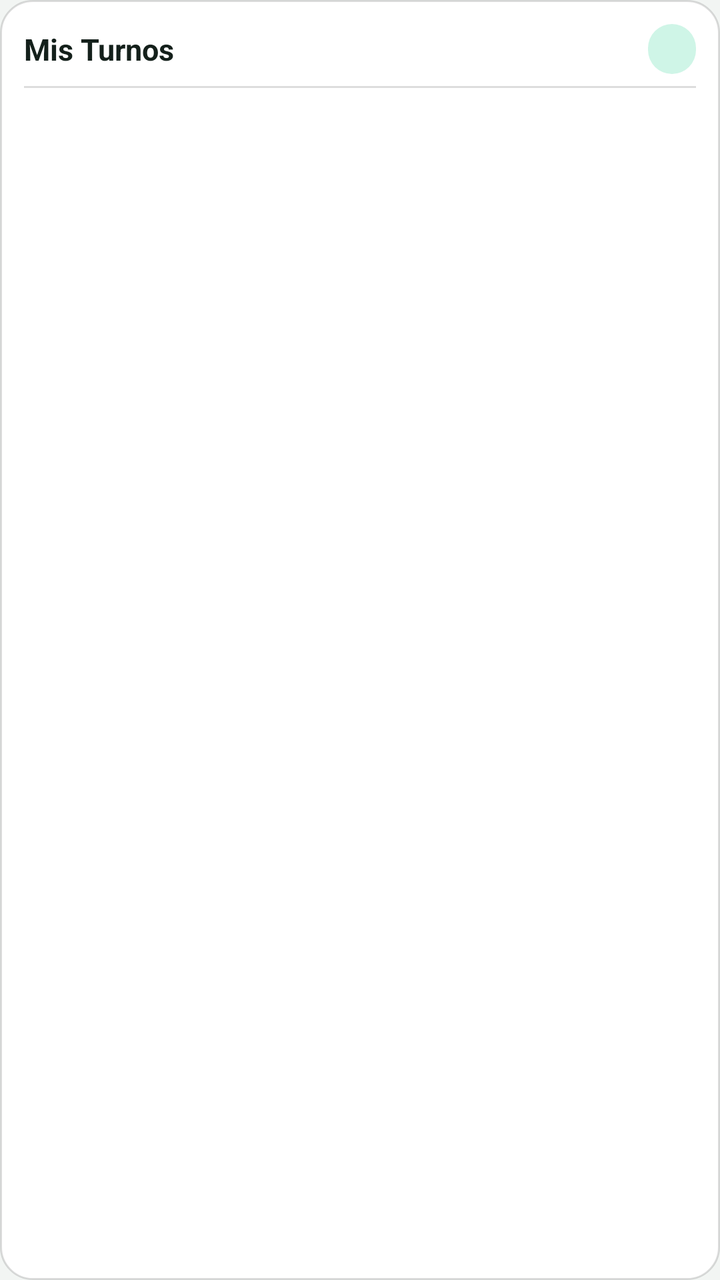
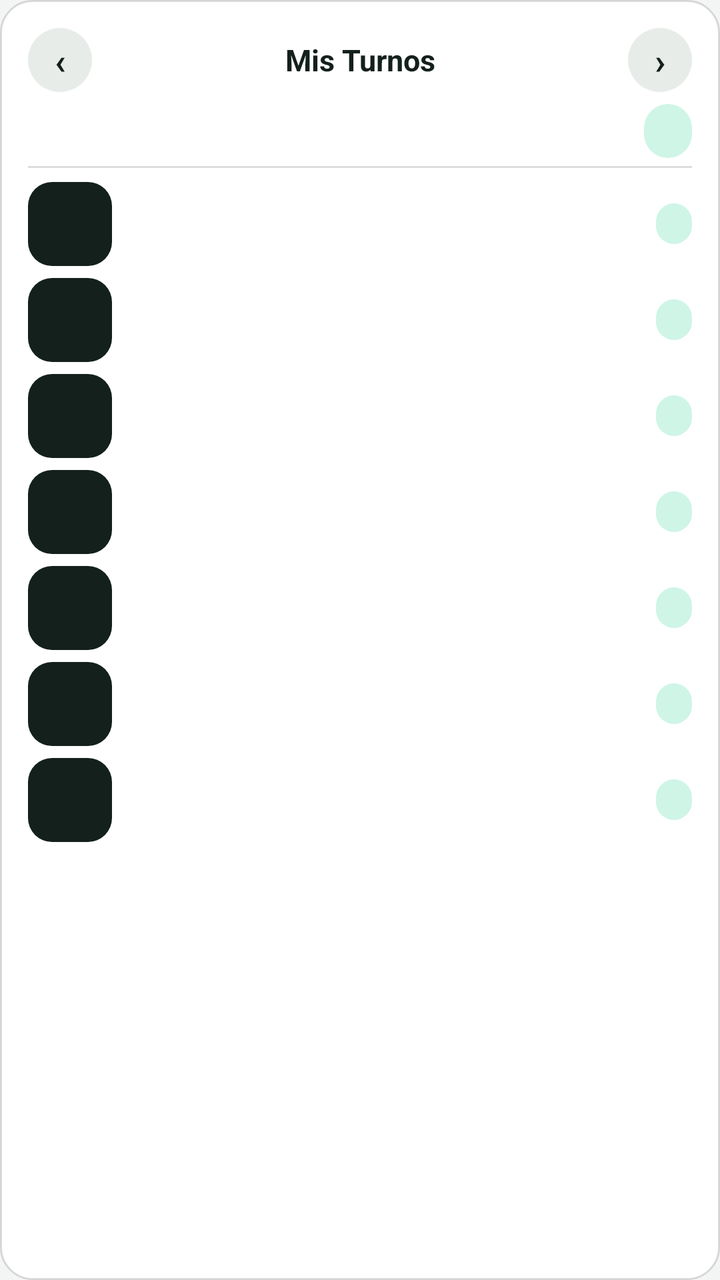

Compare the two renders of this Android layout. The source of the first and the diff that turns it into the second are given below.
<!-- AndroidManifest.xml: application theme Theme.MisTurnos -->
<!-- res/layout/widget_summary.xml -->
<?xml version="1.0" encoding="utf-8"?>
<LinearLayout xmlns:android="http://schemas.android.com/apk/res/android"
    android:id="@+id/widget_root"
    android:layout_width="match_parent"
    android:layout_height="match_parent"
    android:orientation="vertical"
    android:background="@drawable/widget_background"
    android:padding="12dp">

    <LinearLayout
        android:layout_width="match_parent"
        android:layout_height="wrap_content"
        android:orientation="horizontal"
        android:gravity="center_vertical"
        android:paddingBottom="6dp">

        <TextView
            android:id="@+id/widget_week"
            android:layout_width="0dp"
            android:layout_height="wrap_content"
            android:layout_weight="1"
            android:textStyle="bold"
            android:textColor="#14201B"
            android:textSize="15sp"
            android:text="Mis Turnos" />

        <TextView
            android:id="@+id/widget_total"
            android:layout_width="wrap_content"
            android:layout_height="wrap_content"
            android:background="@drawable/widget_pill"
            android:paddingLeft="12dp"
            android:paddingRight="12dp"
            android:paddingTop="3dp"
            android:paddingBottom="3dp"
            android:textStyle="bold"
            android:textColor="#00351F"
            android:textSize="14sp"
            android:text="" />
    </LinearLayout>

    <TextView
        android:layout_width="match_parent"
        android:layout_height="1dp"
        android:background="#22000000"
        android:text=""
        android:layout_marginBottom="2dp" />

    <LinearLayout android:id="@+id/w_row0" android:layout_width="match_parent" android:layout_height="0dp" android:layout_weight="1" android:orientation="horizontal" android:gravity="center_vertical">
        <TextView android:id="@+id/w_day0" android:layout_width="56dp" android:layout_height="wrap_content" android:textColor="#14201B" android:textSize="13sp" android:textStyle="bold" />
        <TextView android:id="@+id/w_detail0" android:layout_width="0dp" android:layout_height="wrap_content" android:layout_weight="1" android:textColor="#444444" android:textSize="13sp" android:maxLines="1" android:ellipsize="end" />
        <TextView android:id="@+id/w_hours0" android:layout_width="wrap_content" android:layout_height="wrap_content" android:textColor="#009E66" android:textSize="13sp" android:textStyle="bold" />
    </LinearLayout>
    <LinearLayout android:id="@+id/w_row1" android:layout_width="match_parent" android:layout_height="0dp" android:layout_weight="1" android:orientation="horizontal" android:gravity="center_vertical">
        <TextView android:id="@+id/w_day1" android:layout_width="56dp" android:layout_height="wrap_content" android:textColor="#14201B" android:textSize="13sp" android:textStyle="bold" />
        <TextView android:id="@+id/w_detail1" android:layout_width="0dp" android:layout_height="wrap_content" android:layout_weight="1" android:textColor="#444444" android:textSize="13sp" android:maxLines="1" android:ellipsize="end" />
        <TextView android:id="@+id/w_hours1" android:layout_width="wrap_content" android:layout_height="wrap_content" android:textColor="#009E66" android:textSize="13sp" android:textStyle="bold" />
    </LinearLayout>
    <LinearLayout android:id="@+id/w_row2" android:layout_width="match_parent" android:layout_height="0dp" android:layout_weight="1" android:orientation="horizontal" android:gravity="center_vertical">
        <TextView android:id="@+id/w_day2" android:layout_width="56dp" android:layout_height="wrap_content" android:textColor="#14201B" android:textSize="13sp" android:textStyle="bold" />
        <TextView android:id="@+id/w_detail2" android:layout_width="0dp" android:layout_height="wrap_content" android:layout_weight="1" android:textColor="#444444" android:textSize="13sp" android:maxLines="1" android:ellipsize="end" />
        <TextView android:id="@+id/w_hours2" android:layout_width="wrap_content" android:layout_height="wrap_content" android:textColor="#009E66" android:textSize="13sp" android:textStyle="bold" />
    </LinearLayout>
    <LinearLayout android:id="@+id/w_row3" android:layout_width="match_parent" android:layout_height="0dp" android:layout_weight="1" android:orientation="horizontal" android:gravity="center_vertical">
        <TextView android:id="@+id/w_day3" android:layout_width="56dp" android:layout_height="wrap_content" android:textColor="#14201B" android:textSize="13sp" android:textStyle="bold" />
        <TextView android:id="@+id/w_detail3" android:layout_width="0dp" android:layout_height="wrap_content" android:layout_weight="1" android:textColor="#444444" android:textSize="13sp" android:maxLines="1" android:ellipsize="end" />
        <TextView android:id="@+id/w_hours3" android:layout_width="wrap_content" android:layout_height="wrap_content" android:textColor="#009E66" android:textSize="13sp" android:textStyle="bold" />
    </LinearLayout>
    <LinearLayout android:id="@+id/w_row4" android:layout_width="match_parent" android:layout_height="0dp" android:layout_weight="1" android:orientation="horizontal" android:gravity="center_vertical">
        <TextView android:id="@+id/w_day4" android:layout_width="56dp" android:layout_height="wrap_content" android:textColor="#14201B" android:textSize="13sp" android:textStyle="bold" />
        <TextView android:id="@+id/w_detail4" android:layout_width="0dp" android:layout_height="wrap_content" android:layout_weight="1" android:textColor="#444444" android:textSize="13sp" android:maxLines="1" android:ellipsize="end" />
        <TextView android:id="@+id/w_hours4" android:layout_width="wrap_content" android:layout_height="wrap_content" android:textColor="#009E66" android:textSize="13sp" android:textStyle="bold" />
    </LinearLayout>
    <LinearLayout android:id="@+id/w_row5" android:layout_width="match_parent" android:layout_height="0dp" android:layout_weight="1" android:orientation="horizontal" android:gravity="center_vertical">
        <TextView android:id="@+id/w_day5" android:layout_width="56dp" android:layout_height="wrap_content" android:textColor="#14201B" android:textSize="13sp" android:textStyle="bold" />
        <TextView android:id="@+id/w_detail5" android:layout_width="0dp" android:layout_height="wrap_content" android:layout_weight="1" android:textColor="#444444" android:textSize="13sp" android:maxLines="1" android:ellipsize="end" />
        <TextView android:id="@+id/w_hours5" android:layout_width="wrap_content" android:layout_height="wrap_content" android:textColor="#009E66" android:textSize="13sp" android:textStyle="bold" />
    </LinearLayout>
    <LinearLayout android:id="@+id/w_row6" android:layout_width="match_parent" android:layout_height="0dp" android:layout_weight="1" android:orientation="horizontal" android:gravity="center_vertical">
        <TextView android:id="@+id/w_day6" android:layout_width="56dp" android:layout_height="wrap_content" android:textColor="#14201B" android:textSize="13sp" android:textStyle="bold" />
        <TextView android:id="@+id/w_detail6" android:layout_width="0dp" android:layout_height="wrap_content" android:layout_weight="1" android:textColor="#444444" android:textSize="13sp" android:maxLines="1" android:ellipsize="end" />
        <TextView android:id="@+id/w_hours6" android:layout_width="wrap_content" android:layout_height="wrap_content" android:textColor="#009E66" android:textSize="13sp" android:textStyle="bold" />
    </LinearLayout>
</LinearLayout>
<!-- resources referenced by this layout -->
<resources>
  <!-- drawable widget_background (drawable) -->
  <?xml version="1.0" encoding="utf-8"?>
  <shape xmlns:android="http://schemas.android.com/apk/res/android"
      android:shape="rectangle">
      <solid android:color="#FFFFFF" />
      <corners android:radius="16dp" />
      <stroke android:width="1dp" android:color="#22000000" />
  </shape>
  <!-- drawable widget_pill (drawable) -->
  <?xml version="1.0" encoding="utf-8"?>
  <shape xmlns:android="http://schemas.android.com/apk/res/android"
      android:shape="rectangle">
      <solid android:color="#CFF5E7" />
      <corners android:radius="50dp" />
  </shape>
  <style name="Theme.MisTurnos" parent="@android:style/Theme.Material.Light.NoActionBar">
          <item name="android:statusBarColor">#F2F5F3</item>
          <item name="android:windowBackground">#F2F5F3</item>
          <item name="android:windowLightStatusBar">true</item>
      </style>
</resources>

<!-- the commit's change to res/layout/widget_summary.xml (unified diff, before → after) -->
@@ -5,80 +5,97 @@
     android:layout_height="match_parent"
     android:orientation="vertical"
     android:background="@drawable/widget_background"
-    android:padding="12dp">
+    android:padding="14dp">
+
+    
+    <LinearLayout
+        android:layout_width="match_parent"
+        android:layout_height="wrap_content"
+        android:orientation="horizontal"
+        android:gravity="center_vertical">
+
+        <TextView android:id="@+id/w_prev" android:layout_width="32dp" android:layout_height="32dp" android:background="@drawable/widget_arrow_bg" android:gravity="center" android:text="‹" android:textColor="#14201B" android:textSize="18sp" android:textStyle="bold" />
+
+        <TextView android:id="@+id/w_week" android:layout_width="0dp" android:layout_height="wrap_content" android:layout_weight="1" android:gravity="center" android:textStyle="bold" android:textColor="#14201B" android:textSize="15sp" android:text="Mis Turnos" />
+
+        <TextView android:id="@+id/w_next" android:layout_width="32dp" android:layout_height="32dp" android:background="@drawable/widget_arrow_bg" android:gravity="center" android:text="›" android:textColor="#14201B" android:textSize="18sp" android:textStyle="bold" />
+    </LinearLayout>
 
     <LinearLayout
         android:layout_width="match_parent"
         android:layout_height="wrap_content"
         android:orientation="horizontal"
         android:gravity="center_vertical"
-        android:paddingBottom="6dp">
+        android:paddingTop="6dp"
+        android:paddingBottom="4dp">
 
-        <TextView
-            android:id="@+id/widget_week"
-            android:layout_width="0dp"
-            android:layout_height="wrap_content"
-            android:layout_weight="1"
-            android:textStyle="bold"
-            android:textColor="#14201B"
-            android:textSize="15sp"
-            android:text="Mis Turnos" />
+        <TextView android:id="@+id/w_subtitle" android:layout_width="0dp" android:layout_height="wrap_content" android:layout_weight="1" android:textColor="#5C6B64" android:textSize="12sp" android:text="" />
 
-        <TextView
-            android:id="@+id/widget_total"
-            android:layout_width="wrap_content"
-            android:layout_height="wrap_content"
-            android:background="@drawable/widget_pill"
-            android:paddingLeft="12dp"
-            android:paddingRight="12dp"
-            android:paddingTop="3dp"
-            android:paddingBottom="3dp"
-            android:textStyle="bold"
-            android:textColor="#00351F"
-            android:textSize="14sp"
-            android:text="" />
+        <TextView android:id="@+id/w_total" android:layout_width="wrap_content" android:layout_height="wrap_content" android:background="@drawable/widget_pill" android:paddingLeft="12dp" android:paddingRight="12dp" android:paddingTop="4dp" android:paddingBottom="4dp" android:textStyle="bold" android:textColor="#00351F" android:textSize="14sp" android:text="" />
     </LinearLayout>
 
-    <TextView
-        android:layout_width="match_parent"
-        android:layout_height="1dp"
-        android:background="#22000000"
-        android:text=""
-        android:layout_marginBottom="2dp" />
+    <TextView android:layout_width="match_parent" android:layout_height="1dp" android:background="#22000000" android:text="" android:layout_marginBottom="4dp" />
 
-    <LinearLayout android:id="@+id/w_row0" android:layout_width="match_parent" android:layout_height="0dp" android:layout_weight="1" android:orientation="horizontal" android:gravity="center_vertical">
-        <TextView android:id="@+id/w_day0" android:layout_width="56dp" android:layout_height="wrap_content" android:textColor="#14201B" android:textSize="13sp" android:textStyle="bold" />
-        <TextView android:id="@+id/w_detail0" android:layout_width="0dp" android:layout_height="wrap_content" android:layout_weight="1" android:textColor="#444444" android:textSize="13sp" android:maxLines="1" android:ellipsize="end" />
-        <TextView android:id="@+id/w_hours0" android:layout_width="wrap_content" android:layout_height="wrap_content" android:textColor="#009E66" android:textSize="13sp" android:textStyle="bold" />
+    <LinearLayout android:id="@+id/w_row0" android:layout_width="match_parent" android:layout_height="wrap_content" android:orientation="horizontal" android:gravity="center_vertical" android:paddingTop="3dp" android:paddingBottom="3dp">
+        <LinearLayout android:id="@+id/w_badge0" android:layout_width="42dp" android:layout_height="42dp" android:orientation="vertical" android:gravity="center" android:background="@drawable/widget_badge_work">
+            <TextView android:id="@+id/w_daynum0" android:layout_width="wrap_content" android:layout_height="wrap_content" android:textColor="#FFFFFF" android:textStyle="bold" android:textSize="15sp" android:text="" />
+            <TextView android:id="@+id/w_dayabbr0" android:layout_width="wrap_content" android:layout_height="wrap_content" android:textColor="#D8E6DE" android:textSize="9sp" android:text="" />
+        </LinearLayout>
+        <TextView android:id="@+id/w_detail0" android:layout_width="0dp" android:layout_height="wrap_content" android:layout_weight="1" android:layout_marginStart="10dp" android:textColor="#14201B" android:textSize="13sp" android:maxLines="1" android:ellipsize="end" android:text="" />
+        <TextView android:id="@+id/w_hours0" android:layout_width="wrap_content" android:layout_height="wrap_content" android:background="@drawable/widget_pill" android:paddingLeft="9dp" android:paddingRight="9dp" android:paddingTop="2dp" android:paddingBottom="2dp" android:textColor="#00351F" android:textStyle="bold" android:textSize="12sp" android:text="" />
     </LinearLayout>
-    <LinearLayout android:id="@+id/w_row1" android:layout_width="match_parent" android:layout_height="0dp" android:layout_weight="1" android:orientation="horizontal" android:gravity="center_vertical">
-        <TextView android:id="@+id/w_day1" android:layout_width="56dp" android:layout_height="wrap_content" android:textColor="#14201B" android:textSize="13sp" android:textStyle="bold" />
-        <TextView android:id="@+id/w_detail1" android:layout_width="0dp" android:layout_height="wrap_content" android:layout_weight="1" android:textColor="#444444" android:textSize="13sp" android:maxLines="1" android:ellipsize="end" />
-        <TextView android:id="@+id/w_hours1" android:layout_width="wrap_content" android:layout_height="wrap_content" android:textColor="#009E66" android:textSize="13sp" android:textStyle="bold" />
+
+    <LinearLayout android:id="@+id/w_row1" android:layout_width="match_parent" android:layout_height="wrap_content" android:orientation="horizontal" android:gravity="center_vertical" android:paddingTop="3dp" android:paddingBottom="3dp">
+        <LinearLayout android:id="@+id/w_badge1" android:layout_width="42dp" android:layout_height="42dp" android:orientation="vertical" android:gravity="center" android:background="@drawable/widget_badge_work">
+            <TextView android:id="@+id/w_daynum1" android:layout_width="wrap_content" android:layout_height="wrap_content" android:textColor="#FFFFFF" android:textStyle="bold" android:textSize="15sp" android:text="" />
+            <TextView android:id="@+id/w_dayabbr1" android:layout_width="wrap_content" android:layout_height="wrap_content" android:textColor="#D8E6DE" android:textSize="9sp" android:text="" />
+        </LinearLayout>
+        <TextView android:id="@+id/w_detail1" android:layout_width="0dp" android:layout_height="wrap_content" android:layout_weight="1" android:layout_marginStart="10dp" android:textColor="#14201B" android:textSize="13sp" android:maxLines="1" android:ellipsize="end" android:text="" />
+        <TextView android:id="@+id/w_hours1" android:layout_width="wrap_content" android:layout_height="wrap_content" android:background="@drawable/widget_pill" android:paddingLeft="9dp" android:paddingRight="9dp" android:paddingTop="2dp" android:paddingBottom="2dp" android:textColor="#00351F" android:textStyle="bold" android:textSize="12sp" android:text="" />
     </LinearLayout>
-    <LinearLayout android:id="@+id/w_row2" android:layout_width="match_parent" android:layout_height="0dp" android:layout_weight="1" android:orientation="horizontal" android:gravity="center_vertical">
-        <TextView android:id="@+id/w_day2" android:layout_width="56dp" android:layout_height="wrap_content" android:textColor="#14201B" android:textSize="13sp" android:textStyle="bold" />
-        <TextView android:id="@+id/w_detail2" android:layout_width="0dp" android:layout_height="wrap_content" android:layout_weight="1" android:textColor="#444444" android:textSize="13sp" android:maxLines="1" android:ellipsize="end" />
-        <TextView android:id="@+id/w_hours2" android:layout_width="wrap_content" android:layout_height="wrap_content" android:textColor="#009E66" android:textSize="13sp" android:textStyle="bold" />
+
+    <LinearLayout android:id="@+id/w_row2" android:layout_width="match_parent" android:layout_height="wrap_content" android:orientation="horizontal" android:gravity="center_vertical" android:paddingTop="3dp" android:paddingBottom="3dp">
+        <LinearLayout android:id="@+id/w_badge2" android:layout_width="42dp" android:layout_height="42dp" android:orientation="vertical" android:gravity="center" android:background="@drawable/widget_badge_work">
+            <TextView android:id="@+id/w_daynum2" android:layout_width="wrap_content" android:layout_height="wrap_content" android:textColor="#FFFFFF" android:textStyle="bold" android:textSize="15sp" android:text="" />
+            <TextView android:id="@+id/w_dayabbr2" android:layout_width="wrap_content" android:layout_height="wrap_content" android:textColor="#D8E6DE" android:textSize="9sp" android:text="" />
+        </LinearLayout>
+        <TextView android:id="@+id/w_detail2" android:layout_width="0dp" android:layout_height="wrap_content" android:layout_weight="1" android:layout_marginStart="10dp" android:textColor="#14201B" android:textSize="13sp" android:maxLines="1" android:ellipsize="end" android:text="" />
+        <TextView android:id="@+id/w_hours2" android:layout_width="wrap_content" android:layout_height="wrap_content" android:background="@drawable/widget_pill" android:paddingLeft="9dp" android:paddingRight="9dp" android:paddingTop="2dp" android:paddingBottom="2dp" android:textColor="#00351F" android:textStyle="bold" android:textSize="12sp" android:text="" />
     </LinearLayout>
-    <LinearLayout android:id="@+id/w_row3" android:layout_width="match_parent" android:layout_height="0dp" android:layout_weight="1" android:orientation="horizontal" android:gravity="center_vertical">
-        <TextView android:id="@+id/w_day3" android:layout_width="56dp" android:layout_height="wrap_content" android:textColor="#14201B" android:textSize="13sp" android:textStyle="bold" />
-        <TextView android:id="@+id/w_detail3" android:layout_width="0dp" android:layout_height="wrap_content" android:layout_weight="1" android:textColor="#444444" android:textSize="13sp" android:maxLines="1" android:ellipsize="end" />
-        <TextView android:id="@+id/w_hours3" android:layout_width="wrap_content" android:layout_height="wrap_content" android:textColor="#009E66" android:textSize="13sp" android:textStyle="bold" />
+
+    <LinearLayout android:id="@+id/w_row3" android:layout_width="match_parent" android:layout_height="wrap_content" android:orientation="horizontal" android:gravity="center_vertical" android:paddingTop="3dp" android:paddingBottom="3dp">
+        <LinearLayout android:id="@+id/w_badge3" android:layout_width="42dp" android:layout_height="42dp" android:orientation="vertical" android:gravity="center" android:background="@drawable/widget_badge_work">
+            <TextView android:id="@+id/w_daynum3" android:layout_width="wrap_content" android:layout_height="wrap_content" android:textColor="#FFFFFF" android:textStyle="bold" android:textSize="15sp" android:text="" />
+            <TextView android:id="@+id/w_dayabbr3" android:layout_width="wrap_content" android:layout_height="wrap_content" android:textColor="#D8E6DE" android:textSize="9sp" android:text="" />
+        </LinearLayout>
+        <TextView android:id="@+id/w_detail3" android:layout_width="0dp" android:layout_height="wrap_content" android:layout_weight="1" android:layout_marginStart="10dp" android:textColor="#14201B" android:textSize="13sp" android:maxLines="1" android:ellipsize="end" android:text="" />
+        <TextView android:id="@+id/w_hours3" android:layout_width="wrap_content" android:layout_height="wrap_content" android:background="@drawable/widget_pill" android:paddingLeft="9dp" android:paddingRight="9dp" android:paddingTop="2dp" android:paddingBottom="2dp" android:textColor="#00351F" android:textStyle="bold" android:textSize="12sp" android:text="" />
     </LinearLayout>
-    <LinearLayout android:id="@+id/w_row4" android:layout_width="match_parent" android:layout_height="0dp" android:layout_weight="1" android:orientation="horizontal" android:gravity="center_vertical">
-        <TextView android:id="@+id/w_day4" android:layout_width="56dp" android:layout_height="wrap_content" android:textColor="#14201B" android:textSize="13sp" android:textStyle="bold" />
-        <TextView android:id="@+id/w_detail4" android:layout_width="0dp" android:layout_height="wrap_content" android:layout_weight="1" android:textColor="#444444" android:textSize="13sp" android:maxLines="1" android:ellipsize="end" />
-        <TextView android:id="@+id/w_hours4" android:layout_width="wrap_content" android:layout_height="wrap_content" android:textColor="#009E66" android:textSize="13sp" android:textStyle="bold" />
+
+    <LinearLayout android:id="@+id/w_row4" android:layout_width="match_parent" android:layout_height="wrap_content" android:orientation="horizontal" android:gravity="center_vertical" android:paddingTop="3dp" android:paddingBottom="3dp">
+        <LinearLayout android:id="@+id/w_badge4" android:layout_width="42dp" android:layout_height="42dp" android:orientation="vertical" android:gravity="center" android:background="@drawable/widget_badge_work">
+            <TextView android:id="@+id/w_daynum4" android:layout_width="wrap_content" android:layout_height="wrap_content" android:textColor="#FFFFFF" android:textStyle="bold" android:textSize="15sp" android:text="" />
+            <TextView android:id="@+id/w_dayabbr4" android:layout_width="wrap_content" android:layout_height="wrap_content" android:textColor="#D8E6DE" android:textSize="9sp" android:text="" />
+        </LinearLayout>
+        <TextView android:id="@+id/w_detail4" android:layout_width="0dp" android:layout_height="wrap_content" android:layout_weight="1" android:layout_marginStart="10dp" android:textColor="#14201B" android:textSize="13sp" android:maxLines="1" android:ellipsize="end" android:text="" />
+        <TextView android:id="@+id/w_hours4" android:layout_width="wrap_content" android:layout_height="wrap_content" android:background="@drawable/widget_pill" android:paddingLeft="9dp" android:paddingRight="9dp" android:paddingTop="2dp" android:paddingBottom="2dp" android:textColor="#00351F" android:textStyle="bold" android:textSize="12sp" android:text="" />
     </LinearLayout>
-    <LinearLayout android:id="@+id/w_row5" android:layout_width="match_parent" android:layout_height="0dp" android:layout_weight="1" android:orientation="horizontal" android:gravity="center_vertical">
-        <TextView android:id="@+id/w_day5" android:layout_width="56dp" android:layout_height="wrap_content" android:textColor="#14201B" android:textSize="13sp" android:textStyle="bold" />
-        <TextView android:id="@+id/w_detail5" android:layout_width="0dp" android:layout_height="wrap_content" android:layout_weight="1" android:textColor="#444444" android:textSize="13sp" android:maxLines="1" android:ellipsize="end" />
-        <TextView android:id="@+id/w_hours5" android:layout_width="wrap_content" android:layout_height="wrap_content" android:textColor="#009E66" android:textSize="13sp" android:textStyle="bold" />
+
+    <LinearLayout android:id="@+id/w_row5" android:layout_width="match_parent" android:layout_height="wrap_content" android:orientation="horizontal" android:gravity="center_vertical" android:paddingTop="3dp" android:paddingBottom="3dp">
+        <LinearLayout android:id="@+id/w_badge5" android:layout_width="42dp" android:layout_height="42dp" android:orientation="vertical" android:gravity="center" android:background="@drawable/widget_badge_work">
+            <TextView android:id="@+id/w_daynum5" android:layout_width="wrap_content" android:layout_height="wrap_content" android:textColor="#FFFFFF" android:textStyle="bold" android:textSize="15sp" android:text="" />
+            <TextView android:id="@+id/w_dayabbr5" android:layout_width="wrap_content" android:layout_height="wrap_content" android:textColor="#D8E6DE" android:textSize="9sp" android:text="" />
+        </LinearLayout>
+        <TextView android:id="@+id/w_detail5" android:layout_width="0dp" android:layout_height="wrap_content" android:layout_weight="1" android:layout_marginStart="10dp" android:textColor="#14201B" android:textSize="13sp" android:maxLines="1" android:ellipsize="end" android:text="" />
+        <TextView android:id="@+id/w_hours5" android:layout_width="wrap_content" android:layout_height="wrap_content" android:background="@drawable/widget_pill" android:paddingLeft="9dp" android:paddingRight="9dp" android:paddingTop="2dp" android:paddingBottom="2dp" android:textColor="#00351F" android:textStyle="bold" android:textSize="12sp" android:text="" />
     </LinearLayout>
-    <LinearLayout android:id="@+id/w_row6" android:layout_width="match_parent" android:layout_height="0dp" android:layout_weight="1" android:orientation="horizontal" android:gravity="center_vertical">
-        <TextView android:id="@+id/w_day6" android:layout_width="56dp" android:layout_height="wrap_content" android:textColor="#14201B" android:textSize="13sp" android:textStyle="bold" />
-        <TextView android:id="@+id/w_detail6" android:layout_width="0dp" android:layout_height="wrap_content" android:layout_weight="1" android:textColor="#444444" android:textSize="13sp" android:maxLines="1" android:ellipsize="end" />
-        <TextView android:id="@+id/w_hours6" android:layout_width="wrap_content" android:layout_height="wrap_content" android:textColor="#009E66" android:textSize="13sp" android:textStyle="bold" />
+
+    <LinearLayout android:id="@+id/w_row6" android:layout_width="match_parent" android:layout_height="wrap_content" android:orientation="horizontal" android:gravity="center_vertical" android:paddingTop="3dp" android:paddingBottom="3dp">
+        <LinearLayout android:id="@+id/w_badge6" android:layout_width="42dp" android:layout_height="42dp" android:orientation="vertical" android:gravity="center" android:background="@drawable/widget_badge_work">
+            <TextView android:id="@+id/w_daynum6" android:layout_width="wrap_content" android:layout_height="wrap_content" android:textColor="#FFFFFF" android:textStyle="bold" android:textSize="15sp" android:text="" />
+            <TextView android:id="@+id/w_dayabbr6" android:layout_width="wrap_content" android:layout_height="wrap_content" android:textColor="#D8E6DE" android:textSize="9sp" android:text="" />
+        </LinearLayout>
+        <TextView android:id="@+id/w_detail6" android:layout_width="0dp" android:layout_height="wrap_content" android:layout_weight="1" android:layout_marginStart="10dp" android:textColor="#14201B" android:textSize="13sp" android:maxLines="1" android:ellipsize="end" android:text="" />
+        <TextView android:id="@+id/w_hours6" android:layout_width="wrap_content" android:layout_height="wrap_content" android:background="@drawable/widget_pill" android:paddingLeft="9dp" android:paddingRight="9dp" android:paddingTop="2dp" android:paddingBottom="2dp" android:textColor="#00351F" android:textStyle="bold" android:textSize="12sp" android:text="" />
     </LinearLayout>
 </LinearLayout>
<!-- resource entries referenced after the edit -->
@@ -1,5 +1,12 @@
 <!-- resources referenced by this layout -->
 <resources>
+  <!-- drawable widget_arrow_bg (drawable) -->
+  <?xml version="1.0" encoding="utf-8"?>
+  <shape xmlns:android="http://schemas.android.com/apk/res/android"
+      android:shape="rectangle">
+      <solid android:color="#E7ECE9" />
+      <corners android:radius="50dp" />
+  </shape>
   <!-- drawable widget_background (drawable) -->
   <?xml version="1.0" encoding="utf-8"?>
   <shape xmlns:android="http://schemas.android.com/apk/res/android"
@@ -7,6 +14,13 @@
       <solid android:color="#FFFFFF" />
       <corners android:radius="16dp" />
       <stroke android:width="1dp" android:color="#22000000" />
+  </shape>
+  <!-- drawable widget_badge_work (drawable) -->
+  <?xml version="1.0" encoding="utf-8"?>
+  <shape xmlns:android="http://schemas.android.com/apk/res/android"
+      android:shape="rectangle">
+      <solid android:color="#14201B" />
+      <corners android:radius="12dp" />
   </shape>
   <!-- drawable widget_pill (drawable) -->
   <?xml version="1.0" encoding="utf-8"?>
